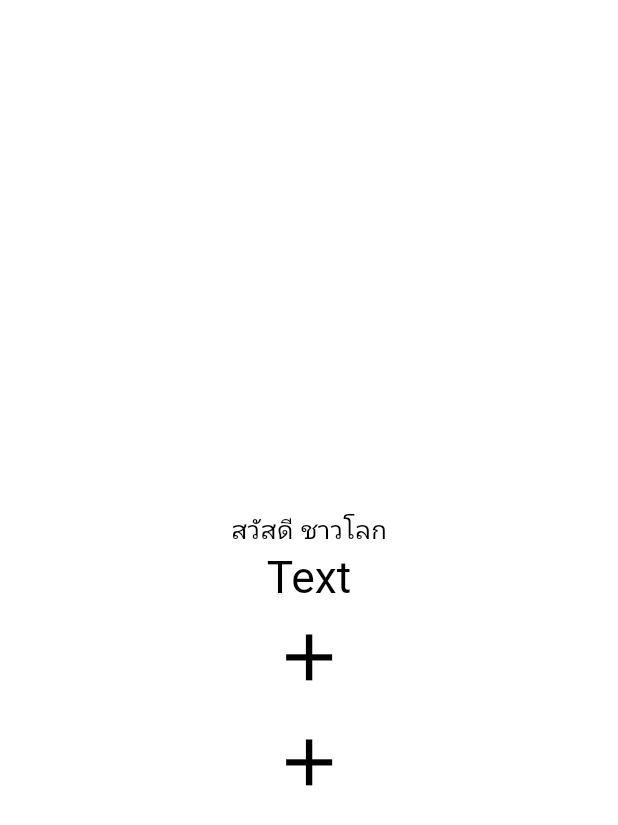
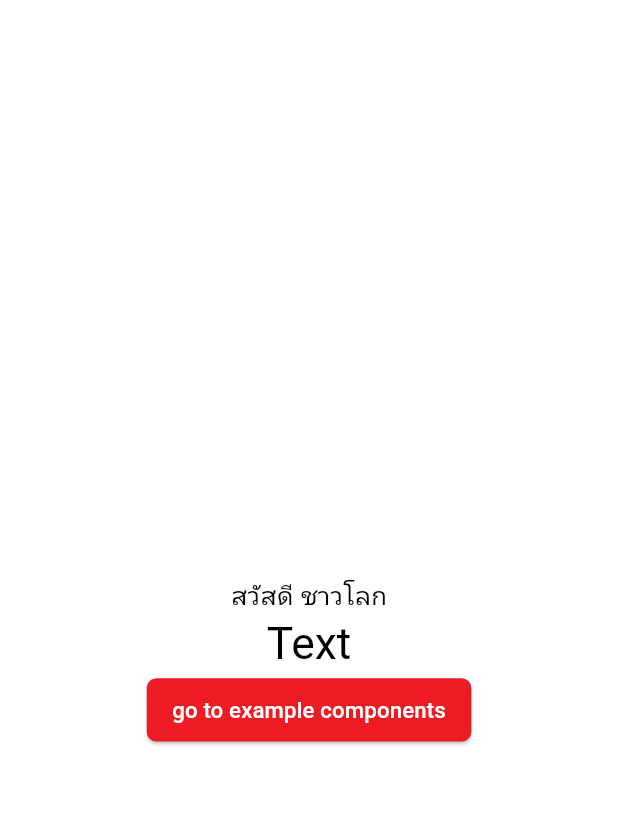
Before and after one commit to cipherstudio/simummuang-marketplace-app-seller, a Flutter app: the screen it shows after launch, on a phone screen of 412 x 824 dp. Shown: the top 825 px of the screen. Run offline on Flutter 3.47's test engine with Material 3 defaults, Android fonts, the phone set to English and light mode, and no system bars; our stand-ins replace dio, email_validator, flutter_bloc, flutter_svg, freezed_annotation, get_it and 5 more; generated files the repository leaves out were written again; Roboto replaces fonts that are missing (fontFamily).

Commit message:
add: example component page.

```diff
--- a/lib/features/example_page/view/example_page.dart
+++ b/lib/features/example_page/view/example_page.dart
@@ -1,7 +1,6 @@
 import 'package:flutter/material.dart';
-import 'package:go_router/go_router.dart';
-import 'package:smm_application/components/example/smm_app_bar_example.dart';
-import 'package:smm_application/components/example/smm_button_example.dart';
+import 'package:smm_application/components/example_components.dart';
+import 'package:smm_application/components/smm_filled_button.dart';
 import 'package:smm_application/themes/app_text_styles.dart';
 import 'package:smm_application/translation/generated/l10n.dart';
 
@@ -34,37 +33,17 @@ class _ExamplePageState extends State<ExamplePage> {
               'Text',
               style: Theme.of(context).textTheme.headlineMedium,
             ),
-            IconButton(
-              iconSize: 50,
-              icon: const Icon(
-                Icons.add,
-              ),
-              // the method which is called
-              // when button is pressed
+            SmmFilledButton.normal(
+              label: 'go to example components',
               onPressed: () {
                 Navigator.push(
                   context,
                   MaterialPageRoute(
-                      builder: (context) => const SMMAppBarExample()),
-                );
-              },
-            ),
-            IconButton(
-              iconSize: 50,
-              icon: const Icon(
-                Icons.add,
-              ),
-              // the method which is called
-              // when button is pressed
-              onPressed: () {
-                Navigator.push(
-                  context,
-                  MaterialPageRoute(
-                    builder: (context) => const SMMFilledButtonExample(),
+                    builder: (context) => const ExampleConponents(),
                   ),
                 );
               },
-            ),
+            )
           ],
         ),
       ),
```
Also changed, not shown: lib/components/example/smm_button_example.dart (+8 -7 lines), lib/components/example/smm_text_form_field_example.dart (+7 -1 lines), lib/components/example_components.dart (added, +61 -0 lines), lib/components/smm_app_bar.dart (+5 -32 lines), lib/components/smm_text_form_field.dart (+9 -7 lines).
